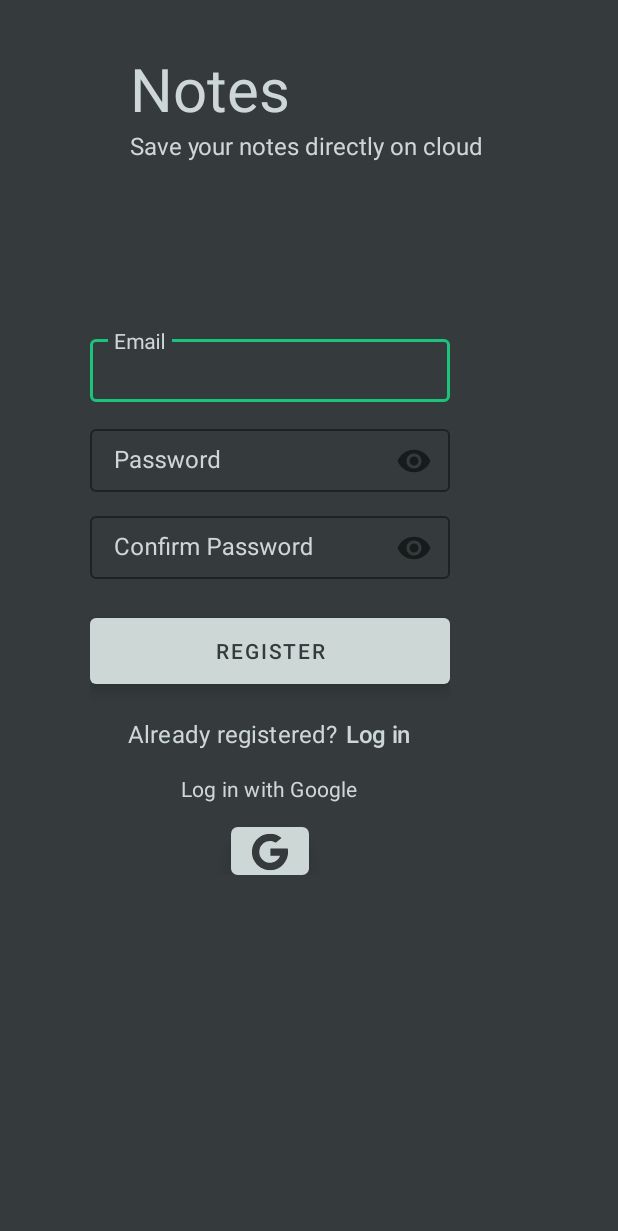
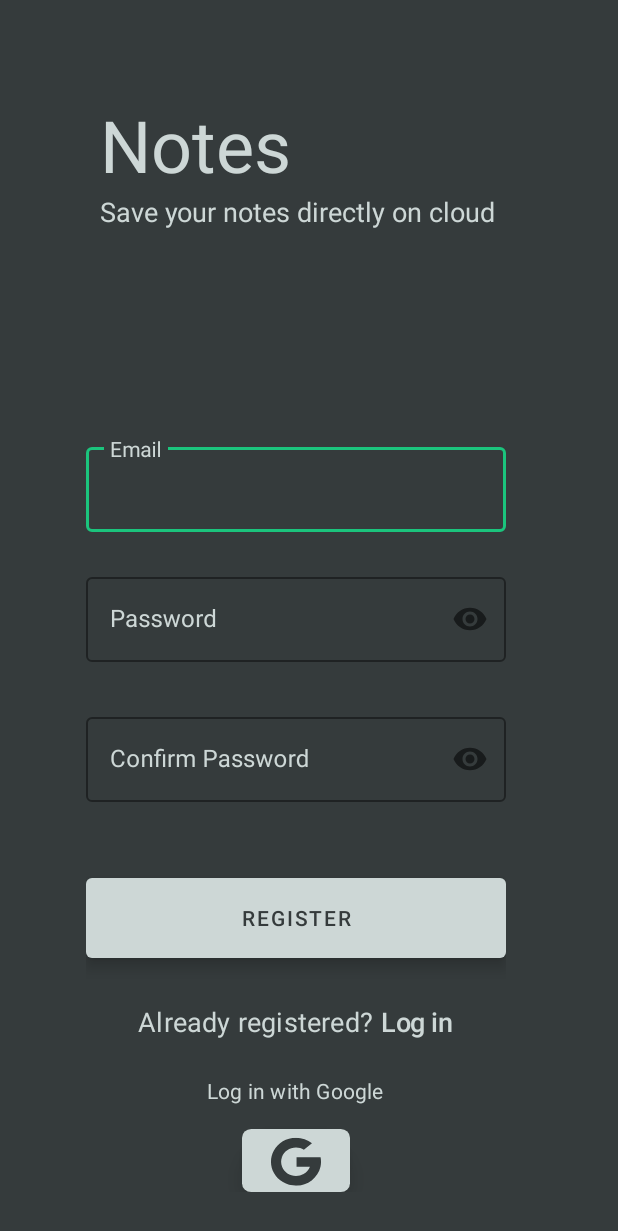
Before and after one commit to agy3ya/NotesUp, an Android app: the RegistrationActivity screen opened directly, with no data from a screen before it, on a phone screen of 412 x 824 dp. Shown: the top 1231 px of the screen. Run offline under Robolectric (Android 15) with nearby library versions, the phone set to English and light mode, and no system bars; our stand-ins replace Firebase (no records; nobody signed in at launch, a user with empty details on screens opened directly).

Commit message:
Minor tweaks in design

```diff
--- a/app/src/main/res/drawable/ic_google.xml
+++ b/app/src/main/res/drawable/ic_google.xml
@@ -1,6 +1,6 @@
 <vector xmlns:android="http://schemas.android.com/apk/res/android"
-    android:width="52dp"
-    android:height="32dp"
+    android:width="72dp"
+    android:height="42dp"
     android:viewportWidth="82"
     android:viewportHeight="50">
   <path
--- a/app/src/main/res/layout-xhdpi/activity_registration.xml
+++ /dev/null
@@ -1,153 +0,0 @@
-<?xml version="1.0" encoding="utf-8"?>
-<androidx.constraintlayout.widget.ConstraintLayout xmlns:android="http://schemas.android.com/apk/res/android"
-    xmlns:app="http://schemas.android.com/apk/res-auto"
-    xmlns:tools="http://schemas.android.com/tools"
-    android:layout_width="match_parent"
-    android:layout_height="match_parent"
-    android:background="@color/colorPrimaryDark"
-    tools:context=".MainActivity">
-
-    <LinearLayout
-        android:layout_width="240dp"
-        android:layout_height="wrap_content"
-        android:layout_marginStart="57dp"
-        android:layout_marginTop="32dp"
-        android:layout_marginEnd="56dp"
-        android:orientation="vertical"
-        app:layout_constraintEnd_toEndOf="parent"
-        app:layout_constraintStart_toStartOf="parent"
-        app:layout_constraintTop_toTopOf="parent">
-
-        <TextView
-            android:layout_width="wrap_content"
-            android:layout_height="wrap_content"
-            android:text="@string/notes"
-            android:textColor="@color/colorPrimary"
-            android:textSize="40sp" />
-
-        <TextView
-            android:layout_width="wrap_content"
-            android:layout_height="wrap_content"
-            android:text="@string/save_your_notes_directly_on_cloud"
-            android:textColor="@color/colorPrimary"
-            android:textSize="16sp" />
-    </LinearLayout>
-
-    <LinearLayout
-        android:layout_width="240dp"
-        android:layout_height="wrap_content"
-        android:layout_marginStart="60dp"
-        android:layout_marginTop="220dp"
-        android:gravity="center"
-        android:orientation="vertical"
-        app:layout_constraintStart_toStartOf="parent"
-        app:layout_constraintTop_toTopOf="parent">
-
-        <com.google.android.material.textfield.TextInputLayout
-            android:layout_width="match_parent"
-            android:layout_height="56dp"
-            android:hint="@string/hint_email"
-            style="@style/Widget.TextInputLayout">
-
-            <com.google.android.material.textfield.TextInputEditText
-                android:id="@+id/email_reg"
-                android:layout_width="match_parent"
-                android:layout_height="wrap_content"
-                android:inputType="text"
-                android:maxLines="1"/>
-        </com.google.android.material.textfield.TextInputLayout>
-        <com.google.android.material.textfield.TextInputLayout
-            android:layout_width="match_parent"
-            android:layout_height="56dp"
-            android:hint="@string/hint_password"
-            android:layout_marginTop="4dp"
-            app:passwordToggleEnabled="true"
-            app:errorEnabled="true"
-            style="@style/Widget.TextInputLayout">
-
-            <com.google.android.material.textfield.TextInputEditText
-                android:id="@+id/password_reg"
-                android:layout_width="match_parent"
-                android:layout_height="wrap_content"
-                android:inputType="textPassword" />
-        </com.google.android.material.textfield.TextInputLayout>
-
-        <com.google.android.material.textfield.TextInputLayout
-            android:layout_width="match_parent"
-            android:layout_height="56dp"
-            android:hint="@string/confirm_password"
-            android:layout_marginTop="2dp"
-            app:passwordToggleEnabled="true"
-            app:errorEnabled="true"
-            style="@style/Widget.TextInputLayout">
-
-            <com.google.android.material.textfield.TextInputEditText
-                android:id="@+id/confirm_password_reg"
-                android:layout_width="match_parent"
-                android:layout_height="wrap_content"
-                android:inputType="textPassword" />
-        </com.google.android.material.textfield.TextInputLayout>
-        <com.google.android.material.button.MaterialButton
-            android:id="@+id/reg_button"
-            android:layout_width="match_parent"
-            android:layout_height="56dp"
-            android:layout_marginTop="12dp"
-            android:text="@string/register"
-            android:textColor="@color/colorPrimaryDark"
-            style="@style/Widget.Button"/>
-        <LinearLayout
-
-            android:layout_width="match_parent"
-            android:layout_height="match_parent"
-            android:orientation="horizontal"
-            android:gravity="center"
-            android:layout_marginTop="16dp">
-
-            <TextView
-                android:id="@+id/login_text_view1"
-                android:layout_width="wrap_content"
-                android:layout_height="wrap_content"
-                android:text="@string/already_registered"
-                android:textSize="16sp"
-                android:textColor="@color/colorPrimary"
-                style="@style/My.Text"
-                />
-
-            <TextView
-                android:id="@+id/login_text_view2"
-                android:layout_width="wrap_content"
-                android:layout_height="wrap_content"
-                android:layout_marginStart="5dp"
-                android:text="@string/button_Login"
-                android:textSize="16sp"
-                android:textColor="@color/colorPrimary"
-                style="@style/My.Text.Bold"
-                />
-
-        </LinearLayout>
-
-        <TextView
-            android:layout_width="wrap_content"
-            android:layout_height="wrap_content"
-            android:layout_marginTop="16dp"
-            android:text="@string/log_in_with_google"
-            android:textSize="14sp"
-            android:textColor="@color/colorPrimary"
-            style="@style/My.Text"
-            />
-        <ImageButton
-            android:layout_width="wrap_content"
-            android:layout_height="wrap_content"
-            android:layout_marginTop="16dp"
-            android:elevation="8dp"
-            android:src="@drawable/ic_google"
-            android:background="@drawable/custom_image_button"
-            android:contentDescription="@string/todo" />
-
-
-
-
-    </LinearLayout>
-
-
-</androidx.constraintlayout.widget.ConstraintLayout>
```
Also changed, not shown: app/src/main/res/layout-xhdpi/activity_main.xml (deleted, +0 -137 lines).
